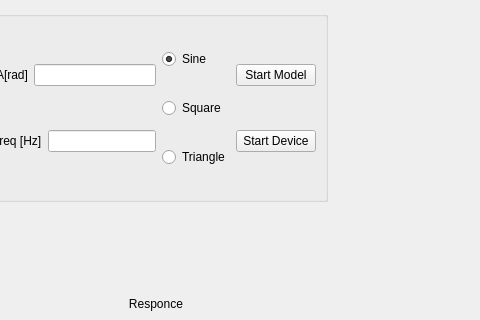
First picture: the form in forms/servo_form.ui, repository voltbro/servosystem_gui, before the edit; both pictures show x 805 to 1285 and y 0 to 320 of the 1285 by 410 pixel window.
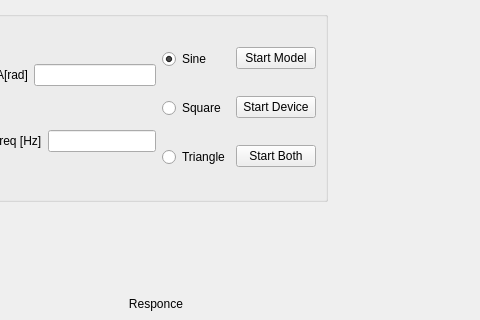
Second picture: the form after the edit. Icons and pictures are not drawn.

Diff of the .ui file:
```diff
--- a/forms/servo_form.ui
+++ b/forms/servo_form.ui
@@ -225,7 +225,7 @@
        </item>
       </layout>
      </widget>
-     <widget class="QWidget" name="">
+     <widget class="QWidget" name="layoutWidget">
       <layout class="QVBoxLayout" name="rightLay">
        <item>
         <layout class="QHBoxLayout" name="horizontalLayout_8">
@@ -330,6 +330,13 @@
                 </property>
                </widget>
               </item>
+              <item>
+               <widget class="QPushButton" name="startBothBtn">
+                <property name="text">
+                 <string>Start Both</string>
+                </property>
+               </widget>
+              </item>
              </layout>
             </item>
            </layout>
```
